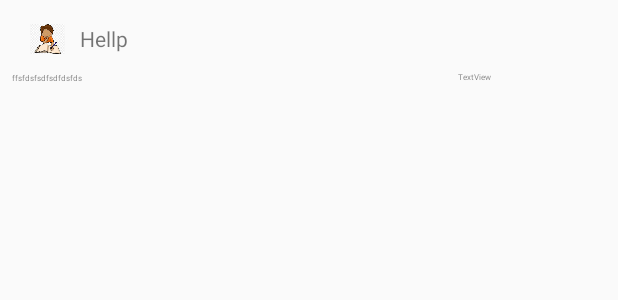
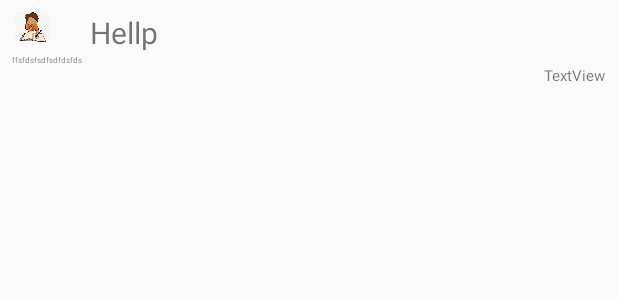
Before and after one commit to initishh/Smart-Odisha-Hackathon, an Android app: the layout comments_layout.xml on its own in the app's theme, with its tools: preview values and no code run, on a phone screen of 412 x 824 dp. Shown: the top 300 px of the screen. Run offline under Robolectric (Android 15) with nearby library versions, the phone set to English and light mode, and no system bars.

```diff
--- a/TestApp/app/src/main/java/com/example/initish/testapp/AddQuestion.java
+++ b/TestApp/app/src/main/java/com/example/initish/testapp/AddQuestion.java
@@ -34,7 +34,6 @@ public class AddQuestion extends AppCompatActivity {
     ProgressBar loading;
 
     FirebaseFirestore db=FirebaseFirestore.getInstance();
-
     DocumentReference mDocref=db.collection("posts").document();
 
     @Override
@@ -89,12 +88,12 @@ public class AddQuestion extends AppCompatActivity {
             item1.setDesc(descText);
             item1.setTitle_id(mDocref.getId());
             item1.setUsername(UserName);
-
             mDocref.set(item1).addOnCompleteListener(new OnCompleteListener<Void>() {
                 @Override
                 public void onComplete(@NonNull Task<Void> task) {
 
                     if(task.isSuccessful()){
+                        mDocref.collection("comments").document();
                         loading.setVisibility(View.INVISIBLE);
                         startActivity(new Intent(getApplication(),Discussion.class));
                         Toast.makeText(getApplicationContext(),"Question has been posted",Toast.LENGTH_SHORT).show();
--- a/TestApp/app/src/main/java/com/example/initish/testapp/CommentAdapter.java
+++ b/TestApp/app/src/main/java/com/example/initish/testapp/CommentAdapter.java
@@ -23,7 +23,7 @@ public class CommentAdapter extends RecyclerView.Adapter<CommentAdapter.viewHold
     Context mContext;
     List<Comment> comments=new ArrayList<>();
 
-    java.text.DateFormat dateFormat = new SimpleDateFormat("hh:mm  dd-mm-yyyy ");
+    java.text.DateFormat dateFormat = new SimpleDateFormat("hh:mm  dd-mm-yyyy");
 
     public CommentAdapter(Context mContext, List<Comment> comments) {
         this.mContext = mContext;
@@ -36,7 +36,7 @@ public class CommentAdapter extends RecyclerView.Adapter<CommentAdapter.viewHold
 
         LayoutInflater mInflater=LayoutInflater.from(mContext);
         View v=mInflater.inflate(R.layout.comments_layout,viewGroup,false);
-        return null;
+        return new viewHolder(v);
     }
 
     @Override
--- a/TestApp/app/src/main/java/com/example/initish/testapp/Discussion.java
+++ b/TestApp/app/src/main/java/com/example/initish/testapp/Discussion.java
@@ -103,9 +103,6 @@ public class Discussion extends AppCompatActivity implements IMainActivity{
 
         });
 
-        adapter=new Adapter(this,itemList);
-        mRecyclerView.setAdapter(adapter);
-
     }
 
     @Override
--- a/TestApp/app/src/main/res/layout/comments_layout.xml
+++ b/TestApp/app/src/main/res/layout/comments_layout.xml
@@ -2,21 +2,23 @@
 <android.support.constraint.ConstraintLayout xmlns:android="http://schemas.android.com/apk/res/android"
     xmlns:app="http://schemas.android.com/apk/res-auto"
     xmlns:tools="http://schemas.android.com/tools"
+    android:id="@+id/comment_layout"
+
     android:layout_width="match_parent"
-
-    android:id="@+id/comment_layout"
-    android:layout_height="match_parent">
+    android:layout_height="wrap_content"
+    tools:layout_editor_absoluteY="81dp">
 
     <TextView
         android:id="@+id/comment"
-        android:layout_width="208dp"
+        android:layout_width="333dp"
         android:layout_height="wrap_content"
-        android:layout_marginTop="16dp"
+        android:layout_marginStart="8dp"
+        android:layout_marginTop="8dp"
         android:layout_marginEnd="8dp"
         android:text="Hellp"
         android:textAlignment="viewStart"
+        android:textSize="20sp"
         app:layout_constraintEnd_toEndOf="parent"
-        app:layout_constraintHorizontal_bias="0.077"
         app:layout_constraintStart_toStartOf="@+id/guideline6"
         app:layout_constraintTop_toTopOf="parent" />
 
@@ -24,11 +26,10 @@
         android:id="@+id/person_pic"
         android:layout_width="54dp"
         android:layout_height="20dp"
-        android:layout_marginStart="28dp"
-        android:layout_marginTop="16dp"
+        android:layout_marginStart="8dp"
+        android:layout_marginTop="8dp"
         android:layout_marginEnd="8dp"
         app:layout_constraintEnd_toStartOf="@+id/guideline6"
-        app:layout_constraintHorizontal_bias="0.485"
         app:layout_constraintStart_toStartOf="parent"
         app:layout_constraintTop_toTopOf="parent"
         app:srcCompat="@drawable/photo2" />
@@ -44,12 +45,10 @@
         android:id="@+id/comment_user"
         android:layout_width="wrap_content"
         android:layout_height="wrap_content"
-        android:layout_marginTop="12dp"
-        android:layout_marginEnd="7dp"
+        android:layout_marginStart="8dp"
+        android:layout_marginTop="8dp"
         android:text="ffsfdsfsdfsdfdsfds"
         android:textSize="5sp"
-        app:layout_constraintEnd_toEndOf="parent"
-        app:layout_constraintHorizontal_bias="0.022"
         app:layout_constraintStart_toStartOf="parent"
         app:layout_constraintTop_toBottomOf="@+id/person_pic" />
 
@@ -57,13 +56,10 @@
         android:id="@+id/comment_time"
         android:layout_width="wrap_content"
         android:layout_height="wrap_content"
-        android:layout_marginStart="8dp"
-        android:layout_marginTop="12dp"
+        android:layout_marginTop="8dp"
         android:layout_marginEnd="8dp"
         android:text="TextView"
-        android:textSize="5sp"
+        android:textSize="10sp"
         app:layout_constraintEnd_toEndOf="parent"
-        app:layout_constraintHorizontal_bias="0.76"
-        app:layout_constraintStart_toEndOf="@+id/comment_user"
         app:layout_constraintTop_toBottomOf="@+id/comment" />
 </android.support.constraint.ConstraintLayout>
```
Also changed, not shown: TestApp/app/src/main/java/com/example/initish/testapp/Post_discussion.java (+25 -4 lines), TestApp/app/src/main/java/com/example/initish/testapp/Writ.java (+8 -7 lines), TestApp/app/src/main/res/layout/activity_post_discussion.xml (+5 -4 lines).
